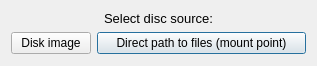
pashazz/winegame, file src/nextdisc.ui: the form before one commit.
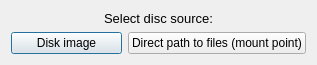
The form after the commit.

Commit message: Fix EjectDialog: now without close button

```diff
--- a/src/nextdisc.ui
+++ b/src/nextdisc.ui
@@ -7,13 +7,13 @@
     <x>0</x>
     <y>0</y>
     <width>317</width>
-    <height>66</height>
+    <height>56</height>
    </rect>
   </property>
   <property name="windowTitle">
    <string>Select disc type</string>
   </property>
-  <layout class="QFormLayout" name="formLayout">
+  <layout class="QGridLayout" name="gridLayout">
    <item row="0" column="0" colspan="2">
     <widget class="QLabel" name="label">
      <property name="text">
@@ -25,13 +25,6 @@
      </property>
     </widget>
    </item>
-   <item row="1" column="1">
-    <widget class="QPushButton" name="cmdPath">
-     <property name="text">
-      <string>Direct path to files (mount point)</string>
-     </property>
-    </widget>
-   </item>
    <item row="1" column="0">
     <widget class="QPushButton" name="cmdImage">
      <property name="text">
@@ -39,6 +32,13 @@
      </property>
     </widget>
    </item>
+   <item row="1" column="1">
+    <widget class="QPushButton" name="cmdPath">
+     <property name="text">
+      <string>Direct path to files (mount point)</string>
+     </property>
+    </widget>
+   </item>
   </layout>
  </widget>
  <resources/>
```
The commit also changes 4 other files.
